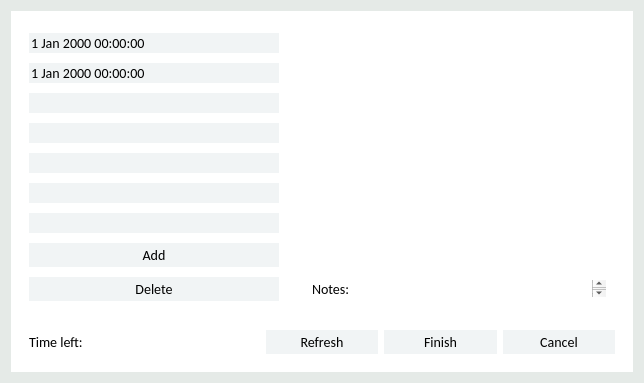
joshuawootonn/time-track, file Source/Time-Track/shifteditform.ui: the form before one commit.
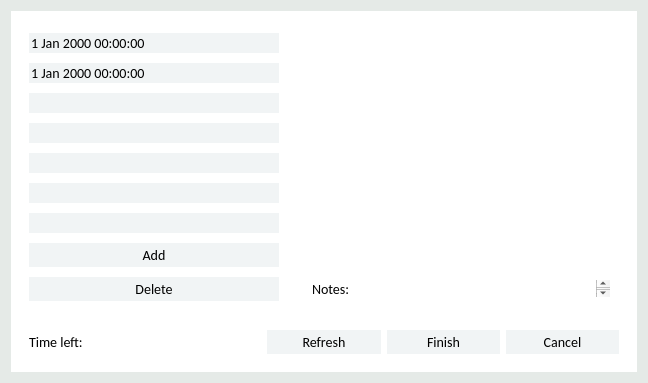
The form after the commit.

The edit to the form file:
```diff
--- a/Source/Time-Track/shifteditform.ui
+++ b/Source/Time-Track/shifteditform.ui
@@ -6,7 +6,7 @@
    <rect>
     <x>0</x>
     <y>0</y>
-    <width>644</width>
+    <width>648</width>
     <height>383</height>
    </rect>
   </property>
```
